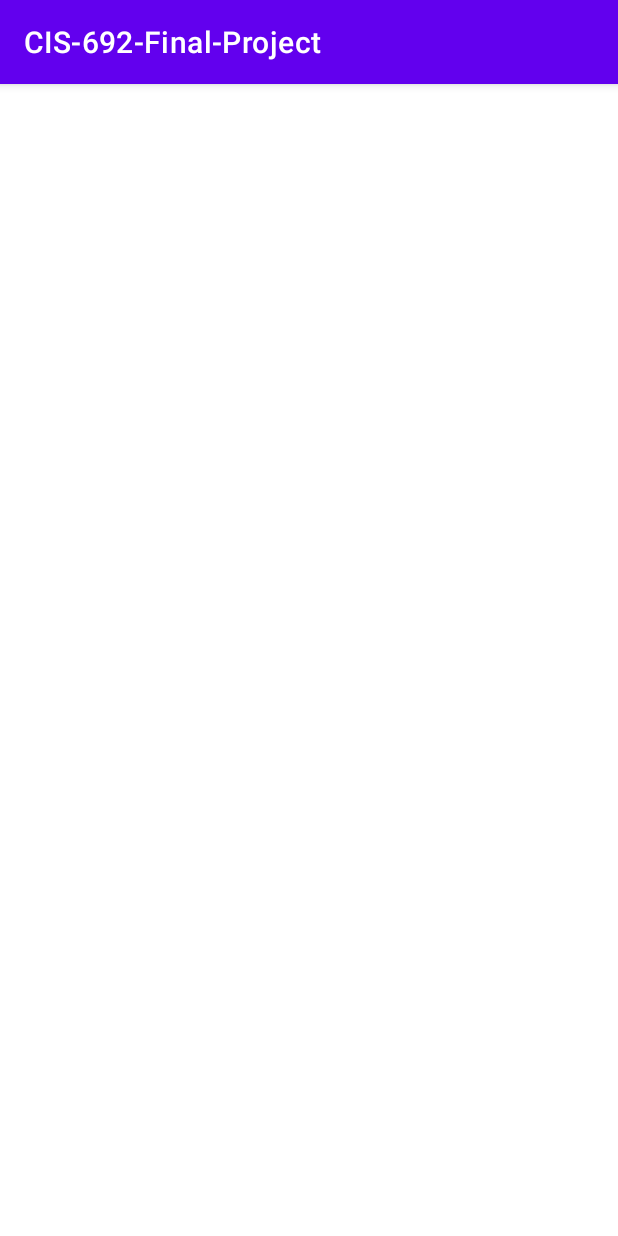
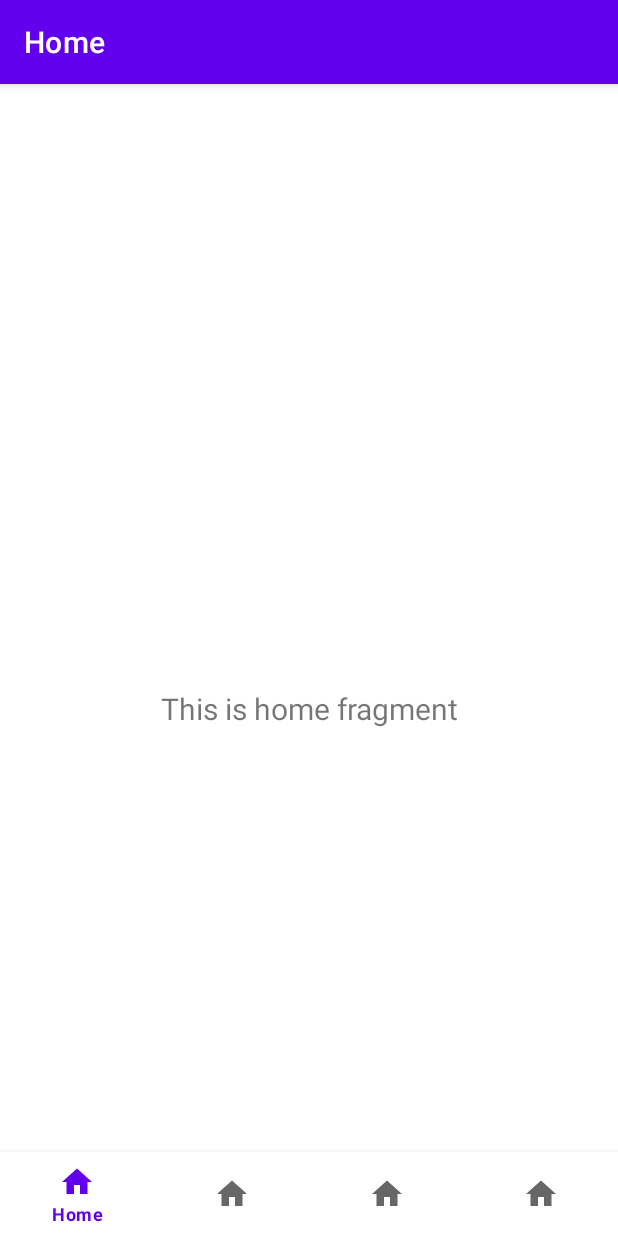
Before and after one commit to 03-triple-threat/CIS692FinalProject, an Android app: the screen it shows after launch (MainActivity), on a phone screen of 412 x 824 dp. Run offline under Robolectric (Android 15) with nearby library versions, the phone set to English and light mode, and no system bars; our stand-ins replace navigation-ui.

Commit message:
app opens -- next step: Update buttons for each screen

```diff
--- a/app/src/main/java/com/example/cis_692_final_project/MainActivity.java
+++ b/app/src/main/java/com/example/cis_692_final_project/MainActivity.java
@@ -27,7 +27,8 @@ public class MainActivity extends AppCompatActivity {
         // Passing each menu ID as a set of Ids because each
         // menu should be considered as top level destinations.
         AppBarConfiguration appBarConfiguration = new AppBarConfiguration.Builder(
-                R.id.navigation_home, R.id.navigation_dashboard, R.id.navigation_notifications)
+                R.id.navigation_home, R.id.navigation_newEntry, R.id.navigation_newProgressPicture,
+                R.id.navigation_history, R.id.navigation_settings)
                 .build();
         NavController navController = Navigation.findNavController(this, R.id.nav_host_fragment_activity_main);
         NavigationUI.setupActionBarWithNavController(this, navController, appBarConfiguration);
--- a/app/src/main/java/com/example/cis_692_final_project/ui/newEntry/NewEntryFragment.java
+++ b/app/src/main/java/com/example/cis_692_final_project/ui/newEntry/NewEntryFragment.java
@@ -12,6 +12,7 @@ import androidx.fragment.app.Fragment;
 import androidx.lifecycle.Observer;
 import androidx.lifecycle.ViewModelProvider;
 
+import com.example.cis_692_final_project.R;
 import com.example.cis_692_final_project.databinding.FragmentNewEntryBinding;
 
 public class NewEntryFragment extends Fragment {
--- a/app/src/main/res/menu/bottom_nav_menu.xml
+++ b/app/src/main/res/menu/bottom_nav_menu.xml
@@ -1,6 +1,7 @@
 <?xml version="1.0" encoding="utf-8"?>
 <menu xmlns:android="http://schemas.android.com/apk/res/android">
 
+    <!--
    <item
        android:id="@+id/navigation_home"
        android:icon="@drawable/ic_home_black_24dp"
@@ -16,7 +17,7 @@
        android:icon="@drawable/ic_notifications_black_24dp"
        android:title="@string/title_notifications" />
 
-    <!--  New for the App  -->
+   New for the App  -->
 
     <item
         android:id="@+id/navigation_newEntry"
--- a/app/src/main/res/navigation/mobile_navigation.xml
+++ b/app/src/main/res/navigation/mobile_navigation.xml
@@ -10,7 +10,7 @@
         android:name="com.example.cis_692_final_project.ui.home.HomeFragment"
         android:label="@string/title_home"
         tools:layout="@layout/fragment_home" />
-
+    <!--
         <fragment
             android:id="@+id/navigation_dashboard"
             android:name="com.example.cis_692_final_project.ui.dashboard.DashboardFragment"
@@ -22,7 +22,7 @@
             android:name="com.example.cis_692_final_project.ui.notifications.NotificationsFragment"
             android:label="@string/title_notifications"
             tools:layout="@layout/fragment_notifications" />
-
+    -->
     <!--  New Fragments for App  -->
 
     <fragment
```
Lines whose indentation alone changed are shown as unchanged.
